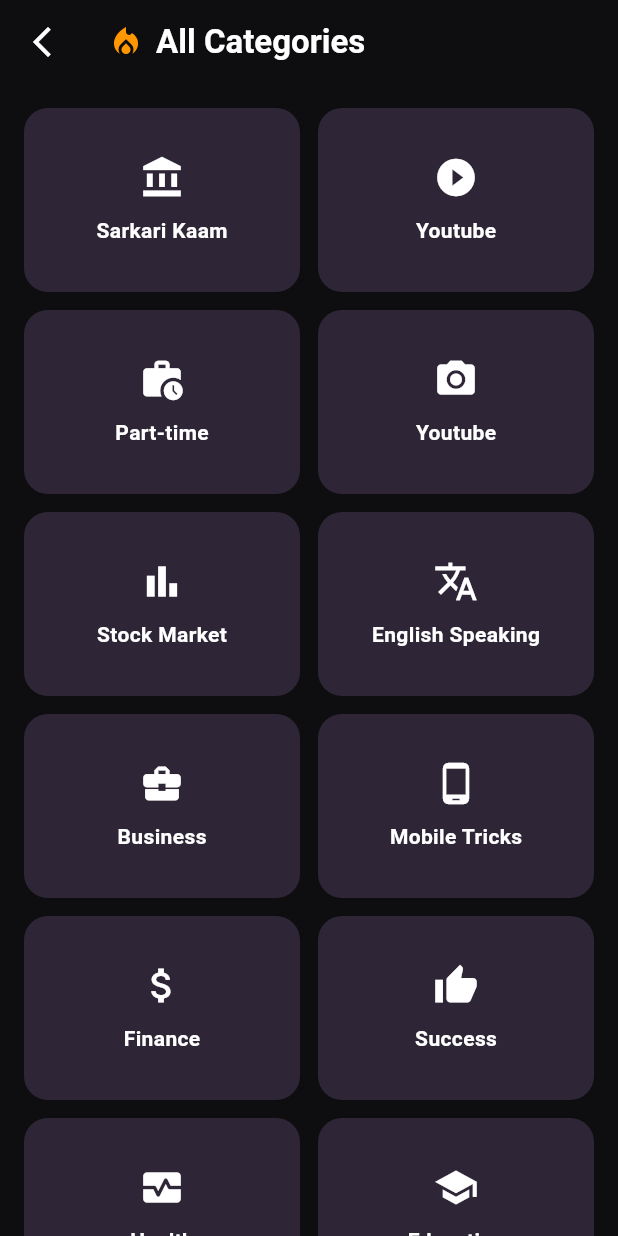
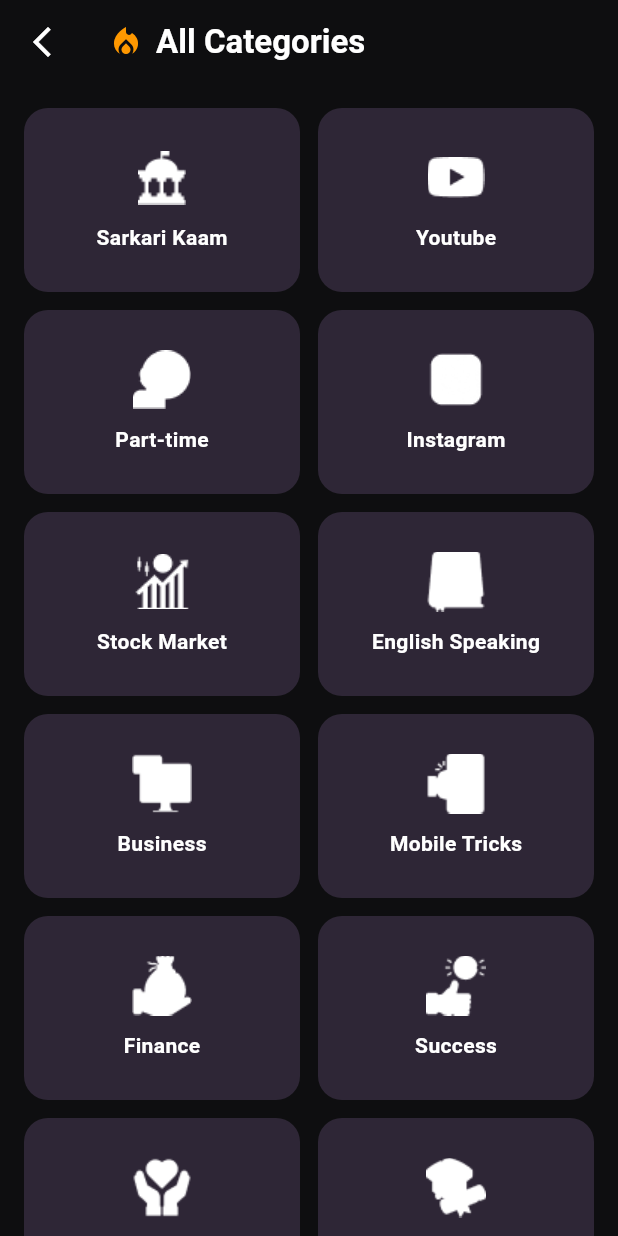
Before and after one commit to developer-siddhisoftwarecompany/videostreeming_venugopal_com_sidhi_company, a Flutter app: the AllCategoriesScreen screen opened directly, on a phone screen of 412 x 824 dp. Run offline on Flutter 3.47's test engine with Material 3 defaults, Android fonts, the phone set to English and light mode, and no system bars; our stand-ins replace curved_navigation_bar.

Commit message:
add sum images, fix sum bugs, trying to improve UI

```diff
--- a/lib/screen/all_categories_screen.dart
+++ b/lib/screen/all_categories_screen.dart
@@ -5,27 +5,28 @@
 
   @override
   Widget build(BuildContext context) {
+
     final categories = [
-      {'icon': Icons.account_balance, 'title': 'Sarkari Kaam'},
-      {'icon': Icons.play_circle_fill, 'title': 'Youtube'},
-      {'icon': Icons.work_history, 'title': 'Part-time'},
-      {'icon': Icons.camera_alt, 'title': 'Youtube'},
-      {'icon': Icons.bar_chart, 'title': 'Stock Market'},
-      {'icon': Icons.translate, 'title': 'English Speaking'},
-      {'icon': Icons.business_center, 'title': 'Business'},
-      {'icon': Icons.phone_android, 'title': 'Mobile Tricks'},
-      {'icon': Icons.attach_money, 'title': 'Finance'},
-      {'icon': Icons.thumb_up, 'title': 'Success'},
-      {'icon': Icons.monitor_heart, 'title': 'Health'},
-      {'icon': Icons.school, 'title': 'Education'},
-      {'icon': Icons.feed, 'title': 'News'},
-      {'icon': Icons.gavel, 'title': 'Crime'},
-      {'icon': Icons.work, 'title': 'Career'},
-      {'icon': Icons.badge, 'title': 'Govt Job'},
-      {'icon': Icons.memory, 'title': 'Technology'},
-      {'icon': Icons.palette, 'title': 'Art & Craft'},
-      {'icon': Icons.fitness_center, 'title': 'Fitness'},
-      {'icon': Icons.sports_basketball, 'title': 'Sports'},
+      {'image': 'assets/Sarkari_Kaam.png', 'title': 'Sarkari Kaam'},
+      {'image': 'assets/Youtube.png', 'title': 'Youtube'},
+      {'image': 'assets/Part_Time.png', 'title': 'Part-time'},
+      {'image': 'assets/Instagram.png', 'title': 'Instagram'},
+      {'image': 'assets/Stock_Market.png', 'title': 'Stock Market'},
+      {'image': 'assets/English_Speaking.png', 'title': 'English Speaking'},
+      {'image': 'assets/Business.png', 'title': 'Business'},
+      {'image': 'assets/Mobile_Tricks.png', 'title': 'Mobile Tricks'},
+      {'image': 'assets/Finance.png', 'title': 'Finance'},
+      {'image': 'assets/Success.png', 'title': 'Success'},
+      {'image': 'assets/Health.png', 'title': 'Health'},
+      {'image': 'assets/Education.png', 'title': 'Education'},
+      {'image': 'assets/News.png', 'title': 'News'},
+      {'image': 'assets/Crime.png', 'title': 'Crime'},
+      {'image': 'assets/Career.png', 'title': 'Career'},
+      {'image': 'assets/Govt_Job.png', 'title': 'Govt Job'},
+      {'image': 'assets/Technology.png', 'title': 'Technology'},
+      {'image': 'assets/Art_Craft.png', 'title': 'Art & Craft'},
+      {'image': 'assets/Fitness.png', 'title': 'Fitness'},
+      {'image': 'assets/Sports.png', 'title': 'Sports'},
     ];
 
     return Scaffold(
@@ -60,11 +61,14 @@
             crossAxisCount: 2,
             mainAxisSpacing: 12,
             crossAxisSpacing: 12,
-            childAspectRatio: 1.5,
+            childAspectRatio: 1.5, // You might need to adjust this
           ),
           itemCount: categories.length,
           itemBuilder: (context, index) {
             final category = categories[index];
+            final imagePath = category['image'] as String;
+            final title = category['title'] as String;
+
             return Container(
               decoration: BoxDecoration(
                 color: const Color(0xFF2E2636),
@@ -73,11 +77,22 @@
               child: Column(
                 mainAxisAlignment: MainAxisAlignment.center,
                 children: [
-                  Icon(category['icon'] as IconData,
-                      color: Colors.white, size: 30),
+                  // ---!! UPDATE !! ---
+                  // Replaced Icon with Image.asset
+                  Image.asset(
+                    imagePath,
+                    height: 40, // Adjust size as needed
+                    width: 40,  // Adjust size as needed
+                    color: Colors.white, // This will tint your PNG white
+                    errorBuilder: (context, error, stackTrace) {
+                      // Fallback icon if image fails to load
+                      return const Icon(Icons.image_not_supported,
+                          color: Colors.white54, size: 30);
+                    },
+                  ),
                   const SizedBox(height: 10),
                   Text(
-                    category['title'] as String,
+                    title,
                     style: const TextStyle(
                         color: Colors.white, fontWeight: FontWeight.w600),
                   ),
```
Also changed, not shown: pubspec.yaml (+16 -0 lines), assets/Art_Craft.png (added), assets/Business.png (added), assets/Career.png (added), assets/Crime.png (added), assets/Education.png (added), assets/English_Speaking.png (added), assets/Finance.png (added), assets/Fitness.png (added), assets/Govt_Job.png (added), assets/Health.png (added), assets/Mobile_Tricks.png (added), assets/News.png (added), assets/Sports.png (added), 3 more files.
